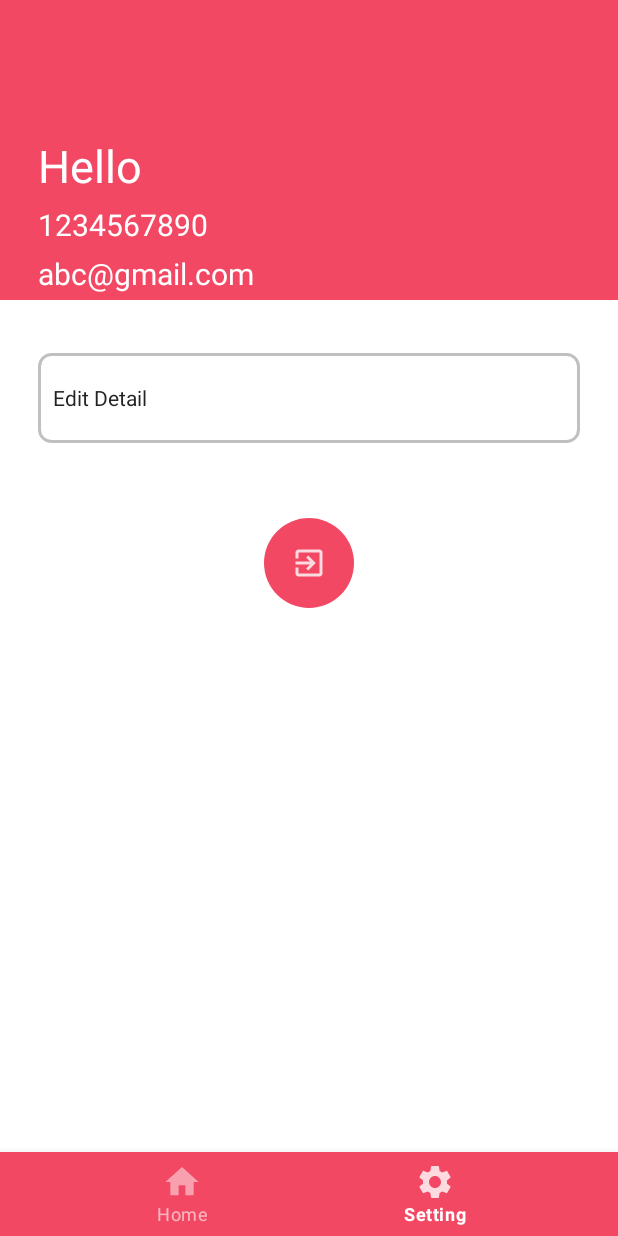
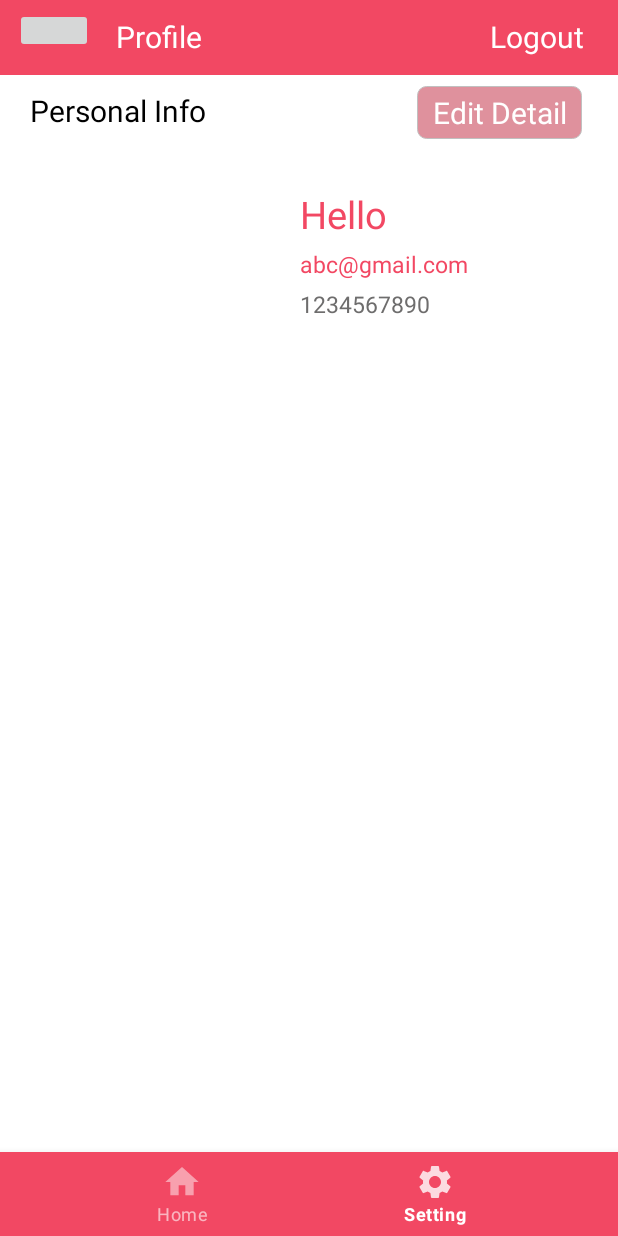
Before and after one commit to bhatt-nisarg/Project1, an Android app: the FirstFragment screen opened directly, with no data from a screen before it, item 5 of the bottom bar chosen, on a phone screen of 412 x 824 dp. Run offline under Robolectric (Android 15) with nearby library versions, the phone set to English and light mode, and no system bars; our stand-ins replace CircleImageView, Picasso; pictures from the network do not load.

Commit message:
ui change

```diff
--- a/app/src/main/java/com/example/project1/FirstFragment.java
+++ b/app/src/main/java/com/example/project1/FirstFragment.java
@@ -40,7 +40,7 @@ public class FirstFragment extends Fragment  {
         Imageurl.add(new Recycledata("https://s-media-cache-ak0.pinimg.com/originals/f2/b5/f2/f2b5f2aeb31e079f7e48ac0c338a8507.jpg", "first"));
         Imageurl.add(new Recycledata("https://s-media-cache-ak0.pinimg.com/originals/f2/b5/f2/f2b5f2aeb31e079f7e48ac0c338a8507.jpg", "one"));
         Imageurl.add(new Recycledata("https://media.istockphoto.com/photos/asian-male-florist-owner-of-small-business-flower-shop-using-digital-picture-id1317277259?b=1&k=20&m=1317277259&s=170667a&w=0&h=K08QBPPiq5_OOZcksriP_3eHEB1z5diqY14KUad3wiU=", "second"));
-        Imageurl.add(new Recycledata("https://media.istockphoto.com/photos/asian-male-florist-owner-of-small-business-flower-shop-using-digital-picture-id1317277259?b=1&k=20&m=1317277259&s=170667a&w=0&h=K08QBPPiq5_OOZcksriP_3eHEB1z5diqY14KUad3wiU=", "third"));
+//        Imageurl.add(new Recycledata("https://media.istockphoto.com/photos/asian-male-florist-owner-of-small-business-flower-shop-using-digital-picture-id1317277259?b=1&k=20&m=1317277259&s=170667a&w=0&h=K08QBPPiq5_OOZcksriP_3eHEB1z5diqY14KUad3wiU=", "third"));
         Imageurl.add(new Recycledata("https://cdn-s3.si.com/s3fs-public/si/dam/assets/13/02/13/130213172915-michael-jordan-05717484-single-image-cut.jpg", "third"));
         Imageurl.add(new Recycledata("https://media.istockphoto.com/photos/asian-male-florist-owner-of-small-business-flower-shop-using-digital-picture-id1317277259?b=1&k=20&m=1317277259&s=170667a&w=0&h=K08QBPPiq5_OOZcksriP_3eHEB1z5diqY14KUad3wiU=", "first"));
         Imageurl.add(new Recycledata("https://media.istockphoto.com/photos/asian-male-florist-owner-of-small-business-flower-shop-using-digital-picture-id1317277259?b=1&k=20&m=1317277259&s=170667a&w=0&h=K08QBPPiq5_OOZcksriP_3eHEB1z5diqY14KUad3wiU=", "second"));
--- a/app/src/main/java/com/example/project1/SettingFragment.java
+++ b/app/src/main/java/com/example/project1/SettingFragment.java
@@ -26,7 +26,7 @@ public class SettingFragment extends Fragment implements View.OnClickListener {
     SQLiteDatabaseHandler db;
     ImageView profile_display;
     TextView editprofile,disp_email,disp_phone;
-    ImageButton logout_btn;
+    TextView logout_btn;
 
 
     public SettingFragment() {
--- /dev/null
+++ b/app/src/main/res/drawable/editprofile_bg.xml
@@ -0,0 +1,12 @@
+<?xml version="1.0" encoding="utf-8"?>
+<selector xmlns:android="http://schemas.android.com/apk/res/android">
+    <item>
+        <shape android:shape="rectangle" >
+            <stroke android:color="#C1C0C0" android:width="0.5dp"/>
+            <solid android:color="#DF919D"/>
+            <corners android:bottomRightRadius="6dp" android:bottomLeftRadius="6dp" android:topLeftRadius="6dp" android:topRightRadius="6dp"/>
+
+        </shape>
+
+    </item>
+</selector>
--- a/app/src/main/res/drawable/up_corner.xml
+++ b/app/src/main/res/drawable/up_corner.xml
@@ -4,7 +4,7 @@
         <shape android:shape="rectangle" >
             <stroke android:color="#C1C0C0" android:width="2dp"/>
             <solid android:color="@color/white"/>
-            <corners android:bottomRightRadius="8dp" android:bottomLeftRadius="8dp" android:topLeftRadius="8dp" android:topRightRadius="8dp"/>
+            <corners android:bottomRightRadius="2dp" android:bottomLeftRadius="2dp" android:topLeftRadius="2dp" android:topRightRadius="2dp"/>
 
         </shape>
 
--- a/app/src/main/res/layout/activity_edit_profile.xml
+++ b/app/src/main/res/layout/activity_edit_profile.xml
@@ -7,22 +7,53 @@
     tools:context=".EditProfile"
     >
     <LinearLayout
+        android:id="@+id/linear1"
         android:layout_width="match_parent"
-        android:layout_height="500dp"
+        android:layout_height="wrap_content"
+        android:gravity="left"
+        android:paddingVertical="15dp">
+        <ImageButton
+            android:layout_width="30dp"
+            android:layout_height="30dp"
+            android:layout_marginLeft="10dp"
+            />
+        <TextView
+            android:layout_marginTop="5dp"
+            android:layout_width="wrap_content"
+            android:layout_height="wrap_content"
+            android:text="Edit Profile"
+            android:textSize="20sp"
+            android:layout_marginLeft="15dp"/>
+    </LinearLayout>
+    <LinearLayout
+        android:id="@+id/linear2"
+        android:layout_below="@id/linear1"
+        android:layout_width="match_parent"
+        android:layout_height="wrap_content"
         android:orientation="vertical"
-        android:layout_margin="20dp"
         android:padding="30dp"
-        android:background="@drawable/edittext">
+        >
 
         <de.hdodenhof.circleimageview.CircleImageView
-            android:layout_width="60dp"
-            android:layout_height="60dp"
+
+            android:layout_width="80dp"
+            android:layout_height="80dp"
             android:id="@+id/addimage"
             android:layout_gravity="center"/>
+        <TextView
+            android:layout_marginTop="15dp"
+            android:layout_width="wrap_content"
+            android:gravity="center"
+            android:layout_height="wrap_content"
+            android:id="@+id/select"
+            android:text="Upload Photo"
+            android:layout_gravity="center"
+            android:textSize="20sp"
 
+            />
 
         <EditText
-            android:layout_marginTop="20dp"
+            android:layout_marginTop="30dp"
             android:id="@+id/email"
             style="@style/MyEditText"
             android:inputType="textEmailAddress"
@@ -49,30 +80,15 @@
             android:hint="Enter Phone No"
             />
 
-        <TextView
-            android:layout_marginTop="15dp"
-            android:layout_width="120dp"
-            android:gravity="center"
-            android:layout_height="wrap_content"
-            android:id="@+id/select"
-            android:text="Change photo"
-            android:layout_gravity="center"
-            android:background="@drawable/resend_bg"
-            android:textSize="15sp"
-            android:textColor="@color/white"
-            />
-        <Button
-            android:layout_marginTop="50dp"
-            android:id="@+id/update"
-            android:layout_width="wrap_content"
-            android:layout_height="wrap_content"
-            android:text="update"
-            android:textSize="16sp"
-            android:textAllCaps="true"
-            android:layout_gravity="center"
-            style="@style/Theme.AppCompat"/>
-
-
     </LinearLayout>
+    <Button
+        android:layout_alignParentBottom="true"
+        android:id="@+id/update"
+        android:layout_width="match_parent"
+        android:layout_height="wrap_content"
+        android:text="Save Changes"
+        android:textSize="16sp"
+        android:textAllCaps="true"
+        style="@style/Theme.AppCompat"/>
 
 </RelativeLayout>
--- a/app/src/main/res/layout/fragment_setting.xml
+++ b/app/src/main/res/layout/fragment_setting.xml
@@ -6,83 +6,132 @@
     xmlns:app="http://schemas.android.com/apk/res-auto"
     tools:context=".SettingFragment"
     android:id="@+id/settinglayout">
+<LinearLayout
+    android:id="@+id/heading"
+    android:layout_width="match_parent"
+    android:layout_height="50dp"
+    android:gravity="left"
+    android:orientation="horizontal"
+    android:weightSum="1"
+    android:background="@color/pink"
+    android:paddingTop="5dp"
+    >
+    <ImageButton
+        android:layout_width="30dp"
+        android:layout_height="30dp"
+        android:layout_marginLeft="10dp"
+        android:layout_weight="0.1"
+        />
+    <TextView
+        android:layout_marginTop="5dp"
+        android:layout_width="wrap_content"
+        android:layout_height="wrap_content"
+        android:text="Profile"
+        android:textColor="@color/white"
+        android:textSize="20sp"
+        android:layout_marginLeft="15dp"
+        android:layout_weight="0.8"/>
 
+    <TextView
+        android:id="@+id/logout"
+        android:layout_marginTop="5dp"
+        android:layout_width="wrap_content"
+        android:layout_height="wrap_content"
+        android:text="Logout"
+        android:textColor="@color/white"
+        android:layout_weight="0.1"
+        android:textSize="20sp"
+        android:layout_marginLeft="15dp"/>
+</LinearLayout>
     <LinearLayout
+        android:layout_below="@+id/heading"
         android:layout_width="match_parent"
         android:layout_height="200dp"
         android:id="@+id/linearsetting"
         android:orientation="vertical"
-        android:background="@color/pink"
-        android:paddingStart="25dp"
-
+        >
+        <LinearLayout
+            android:layout_width="match_parent"
+            android:layout_height="50dp"
+            android:orientation="horizontal"
+            android:weightSum="1">
+        <TextView
+            android:layout_marginLeft="20dp"
+            android:layout_marginTop="10dp"
+            android:layout_width="wrap_content"
+            android:layout_height="wrap_content"
+            android:text="Personal Info"
+            android:textSize="20sp"
+            android:textColor="@color/black"
+            android:layout_weight="0.6"
+            />
+            <TextView
+                android:layout_weight="0.3"
+                android:id="@+id/edt_profile"
+                android:layout_width="40dp"
+                android:layout_height="35dp"
+                android:layout_gravity="center"
+                android:background="@drawable/editprofile_bg"
+                android:gravity="center"
+                android:textSize="20sp"
+                android:text="@string/edit_email"
+                android:textColor="@color/white" />
+        </LinearLayout>
+        <LinearLayout
+            android:layout_width="match_parent"
+            android:layout_height="match_parent"
+            android:orientation="horizontal"
+            android:weightSum="1"
             >
 
         <de.hdodenhof.circleimageview.CircleImageView
             android:id="@+id/dis_profile"
-            android:layout_width="60dp"
-            android:layout_height="60dp"
-            android:layout_marginTop="30dp"
-             />
+            android:layout_width="130dp"
+            android:layout_height="140dp"
+            android:layout_marginTop="10dp"
+            android:layout_marginLeft="25dp"
+            android:layout_weight="0.2"/>
+
+            <LinearLayout
+                android:paddingLeft="10dp"
+                android:layout_marginLeft="10dp"
+                android:layout_marginTop="25dp"
+                android:layout_width="wrap_content"
+                android:layout_height="wrap_content"
+                android:orientation="vertical"
+                android:layout_weight="0.8"
+                >
                 <TextView
                     android:layout_width="wrap_content"
                     android:layout_height="wrap_content"
-            android:textColor="@color/white"
+                    android:textColor="@color/pink"
                     android:text="@string/hello"
-            android:textSize="30sp"
+                    android:textSize="25sp"
+                    />
+
+                <TextView
+                    android:id="@+id/dis_phone"
+                    android:layout_width="wrap_content"
+                    android:layout_height="wrap_content"
+                    android:textColor="@color/pink"
+                    android:layout_marginTop="5dp"
+                    android:text="@string/your_phone"
+                    android:textSize="15sp"
                     />
                 <TextView
                     android:id="@+id/dis_email"
                     android:layout_width="wrap_content"
                     android:layout_height="wrap_content"
-            android:textColor="@color/white"
+                    android:textColor="@color/grey"
                     android:layout_marginTop="5dp"
                     android:text="@string/your_email"
-            android:textSize="20sp"
+                    android:textSize="15sp"
                     />
-        <TextView
-            android:id="@+id/dis_phone"
-            android:layout_width="wrap_content"
-            android:layout_height="wrap_content"
-            android:textColor="@color/white"
-            android:layout_marginTop="5dp"
-            android:text="@string/your_phone"
-            android:textSize="20sp"
-            />
+             </LinearLayout>
+    </LinearLayout>
+
 </LinearLayout>
 
 
-    <LinearLayout
-        android:id="@+id/linear2setting"
-        android:layout_width="match_parent"
-        android:layout_height="match_parent"
-        android:layout_below="@id/linearsetting"
-        android:orientation="vertical">
-
-        <TextView
-            android:id="@+id/edt_profile"
-            android:layout_width="match_parent"
-            android:layout_height="60dp"
-            android:layout_gravity="center"
-            android:layout_marginLeft="25dp"
-            android:layout_marginTop="35dp"
-            android:layout_marginRight="25dp"
-            android:background="@drawable/up_corner"
-            android:paddingStart="10dp"
-            android:paddingTop="20dp"
-            android:text="@string/edit_email"
-            android:textColor="#232323" />
-
-
-
-        <ImageButton
-            android:id="@+id/logout"
-            android:layout_width="60dp"
-            android:layout_height="60dp"
-            android:layout_gravity="center"
-            android:layout_marginTop="50dp"
-            android:background="@drawable/buttonbg"
-            android:src="@drawable/logoutlogo" />
-    </LinearLayout>
-
 
 </RelativeLayout>
--- a/app/src/main/res/values/themes.xml
+++ b/app/src/main/res/values/themes.xml
@@ -3,7 +3,7 @@
     <style name="Theme.UiDemo" parent="Theme.MaterialComponents.DayNight.NoActionBar">
         <!-- Primary brand color. -->
         <item name="colorPrimary">@color/purple_500</item>
-        <item name="colorPrimaryVariant">@color/purple_700</item>
+        <item name="colorPrimaryVariant">@color/pink</item>
         <item name="colorOnPrimary">@color/white</item>
         <!-- Secondary brand color. -->
         <item name="colorSecondary">@color/teal_200</item>
@@ -71,5 +71,4 @@
 
 
 
-
 </resources>
```
Lines whose indentation alone changed are shown as unchanged.
